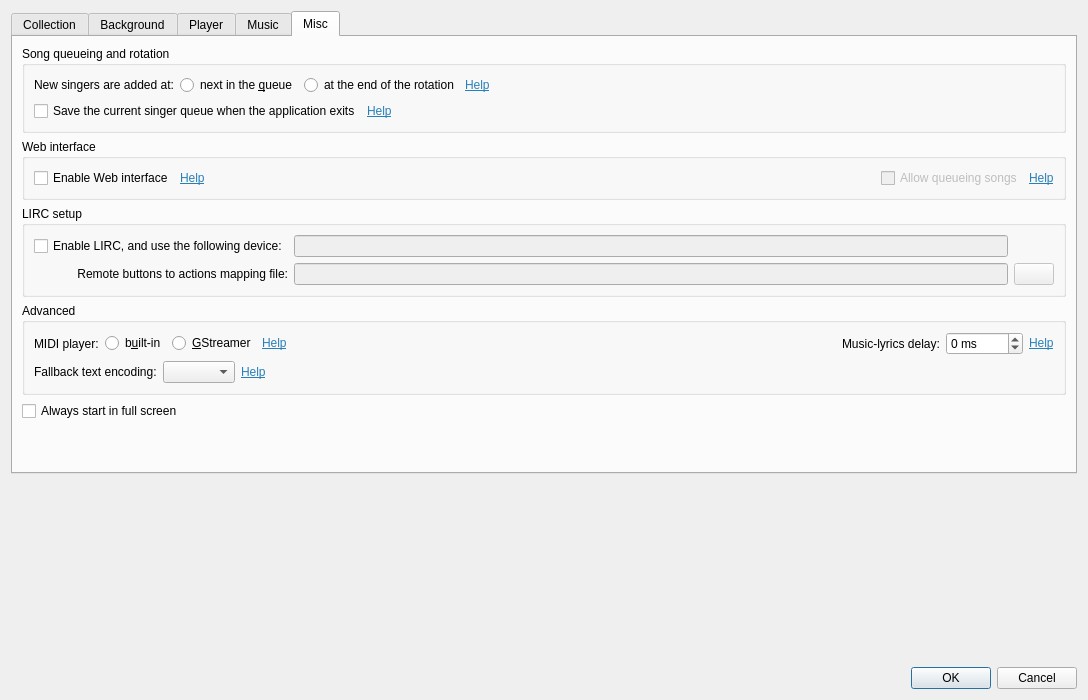
Old version of the form src/settingsdialog.ui in the repository gyunaev/spivak.
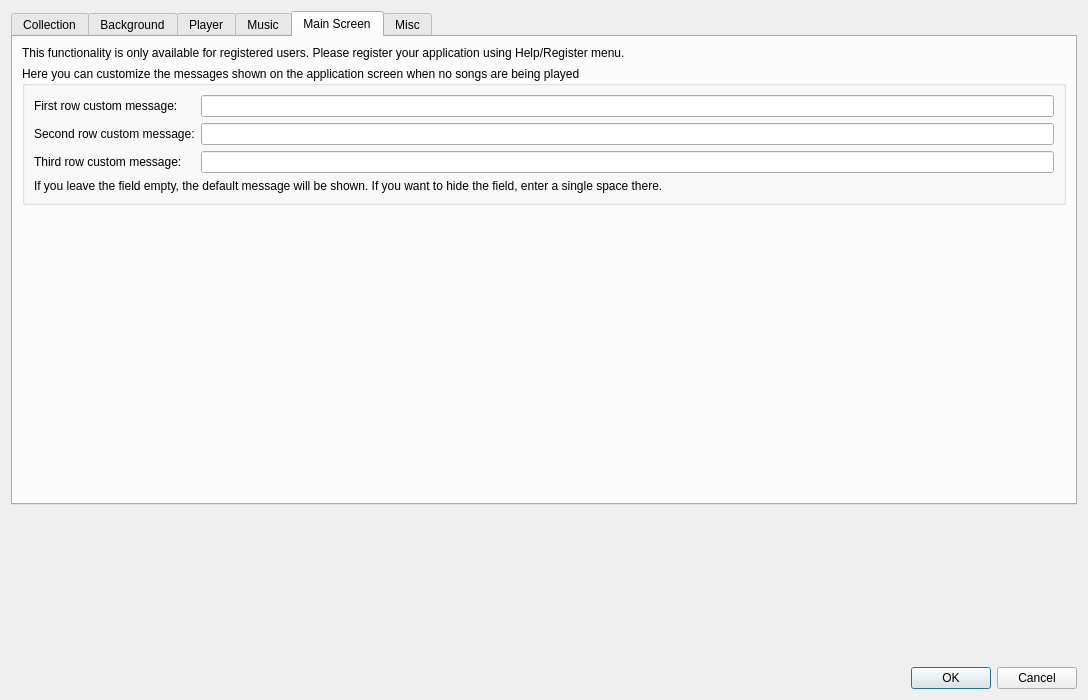
New version of the form. Icons and pictures are not drawn. Custom widgets are drawn as their Qt base class.

Commit message: Implemented customizable main screen messages for registered users.

```diff
--- a/src/settingsdialog.ui
+++ b/src/settingsdialog.ui
@@ -1324,6 +1324,79 @@
        </item>
       </layout>
      </widget>
+     <widget class="QWidget" name="tab">
+      <attribute name="title">
+       <string>Main Screen</string>
+      </attribute>
+      <layout class="QVBoxLayout" name="verticalLayout_13">
+       <item>
+        <widget class="QLabel" name="lblCustomMessages">
+         <property name="text">
+          <string>This functionality is only available for registered users. Please register your application using Help/Register menu.</string>
+         </property>
+        </widget>
+       </item>
+       <item>
+        <widget class="QGroupBox" name="groupDisplayMessages">
+         <property name="title">
+          <string>Here you can customize the messages shown on the application screen when no songs are being played</string>
+         </property>
+         <layout class="QGridLayout" name="gridLayout_5">
+          <item row="0" column="1">
+           <widget class="QLineEdit" name="leCustomMessage1"/>
+          </item>
+          <item row="1" column="0">
+           <widget class="QLabel" name="label_52">
+            <property name="text">
+             <string>Second row custom message:</string>
+            </property>
+           </widget>
+          </item>
+          <item row="1" column="1">
+           <widget class="QLineEdit" name="leCustomMessage2"/>
+          </item>
+          <item row="0" column="0">
+           <widget class="QLabel" name="label_27">
+            <property name="text">
+             <string>First row custom message:</string>
+            </property>
+           </widget>
+          </item>
+          <item row="2" column="0">
+           <widget class="QLabel" name="label_53">
+            <property name="text">
+             <string>Third row custom message:</string>
+            </property>
+           </widget>
+          </item>
+          <item row="3" column="0" colspan="2">
+           <widget class="QLabel" name="label_54">
+            <property name="text">
+             <string>If you leave the field empty, the default message will be shown. If you want to hide the field, enter a single space there.</string>
+            </property>
+           </widget>
+          </item>
+          <item row="2" column="1">
+           <widget class="QLineEdit" name="leCustomMessage3"/>
+          </item>
+         </layout>
+        </widget>
+       </item>
+       <item>
+        <spacer name="verticalSpacer_5">
+         <property name="orientation">
+          <enum>Qt::Vertical</enum>
+         </property>
+         <property name="sizeHint" stdset="0">
+          <size>
+           <width>20</width>
+           <height>287</height>
+          </size>
+         </property>
+        </spacer>
+       </item>
+      </layout>
+     </widget>
      <widget class="QWidget" name="tab_4">
       <attribute name="title">
        <string>Misc</string>
```
The commit also changes 5 other files.
